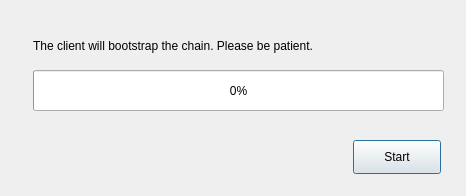
Qt form src/qt/forms/updatedialog.ui (VeriConomy/vericoin) before a commit.
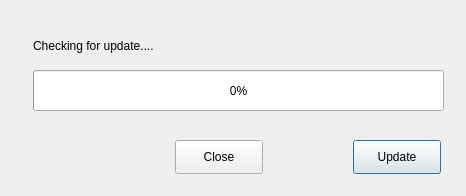
The same form after that commit.

The edit to the form file:
```diff
--- a/src/qt/forms/updatedialog.ui
+++ b/src/qt/forms/updatedialog.ui
@@ -23,7 +23,7 @@
     </rect>
    </property>
    <property name="text">
-    <string>The client will bootstrap the chain. Please be patient.</string>
+    <string>Checking for update....</string>
    </property>
   </widget>
   <widget class="QProgressBar" name="progressBar">
@@ -55,7 +55,20 @@
     </rect>
    </property>
    <property name="text">
-    <string>Start</string>
+    <string>Update</string>
+   </property>
+  </widget>
+  <widget class="QPushButton" name="closeButton">
+   <property name="geometry">
+    <rect>
+     <x>175</x>
+     <y>140</y>
+     <width>88</width>
+     <height>34</height>
+    </rect>
+   </property>
+   <property name="text">
+    <string>Close</string>
    </property>
   </widget>
  </widget>
```
Left out of the diff: 2 changed lines with no effect on the pictures.
